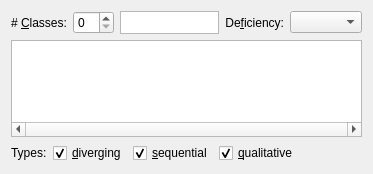
The window that source/widgetzeug/source/ColorSchemePresetsWidget.ui (cginternals/libzeug) describes before a commit, drawn with Qt 5.
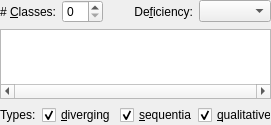
The same window after the commit. Custom widgets are drawn as their Qt base class.

Commit message:
review and refine color scheme and related widgets
* add color scheme label for previewing any scheme (remove single color
scheme view)
* encapsulate presets to data classes (and the from json featrue as
well)
* refine widgets to read only, non-owning communication with color
schemes
* refine drawing in graphics item (support margin and padding, align
brush, ...)

```diff
--- a/source/widgetzeug/source/ColorSchemePresetsWidget.ui
+++ b/source/widgetzeug/source/ColorSchemePresetsWidget.ui
@@ -6,15 +6,39 @@
    <rect>
     <x>0</x>
     <y>0</y>
-    <width>373</width>
-    <height>174</height>
+    <width>271</width>
+    <height>122</height>
    </rect>
   </property>
+  <property name="minimumSize">
+   <size>
+    <width>271</width>
+    <height>0</height>
+   </size>
+  </property>
   <property name="windowTitle">
    <string>Color Scheme Presets</string>
   </property>
   <layout class="QGridLayout" name="gridLayout">
-   <item row="2" column="0" colspan="5">
+   <property name="leftMargin">
+    <number>0</number>
+   </property>
+   <property name="topMargin">
+    <number>0</number>
+   </property>
+   <property name="rightMargin">
+    <number>0</number>
+   </property>
+   <property name="bottomMargin">
+    <number>0</number>
+   </property>
+   <item row="0" column="3">
+    <widget class="QComboBox" name="deficiencyComboBox"/>
+   </item>
+   <item row="0" column="1">
+    <widget class="QSpinBox" name="classesSpinBox"/>
+   </item>
+   <item row="2" column="0" colspan="4">
     <layout class="QHBoxLayout" name="horizontalLayout">
      <item>
       <widget class="QLabel" name="typesLabel">
@@ -60,7 +84,7 @@
        </property>
        <property name="sizeHint" stdset="0">
         <size>
-         <width>123</width>
+         <width>63</width>
          <height>17</height>
         </size>
        </property>
@@ -68,29 +92,32 @@
      </item>
     </layout>
    </item>
-   <item row="3" column="0">
-    <spacer name="verticalSpacer">
-     <property name="orientation">
-      <enum>Qt::Vertical</enum>
+   <item row="0" column="0">
+    <widget class="QLabel" name="classesLabel">
+     <property name="text">
+      <string># &amp;Classes:</string>
      </property>
-     <property name="sizeHint" stdset="0">
-      <size>
-       <width>20</width>
-       <height>0</height>
-      </size>
+     <property name="alignment">
+      <set>Qt::AlignRight|Qt::AlignTrailing|Qt::AlignVCenter</set>
      </property>
-    </spacer>
+     <property name="buddy">
+      <cstring>classesSpinBox</cstring>
+     </property>
+    </widget>
    </item>
-   <item row="0" column="4">
-    <widget class="QComboBox" name="deficiencyComboBox"/>
-   </item>
-   <item row="1" column="0" colspan="5">
+   <item row="1" column="0" colspan="4">
     <widget class="widgetzeug::ColorSchemeGraphicsView" name="graphicsView">
+     <property name="sizePolicy">
+      <sizepolicy hsizetype="Expanding" vsizetype="Preferred">
+       <horstretch>0</horstretch>
+       <verstretch>0</verstretch>
+      </sizepolicy>
+     </property>
      <property name="autoFillBackground">
       <bool>false</bool>
      </property>
      <property name="frameShadow">
-      <enum>QFrame::Plain</enum>
+      <enum>QFrame::Sunken</enum>
      </property>
      <property name="verticalScrollBarPolicy">
       <enum>Qt::ScrollBarAlwaysOff</enum>
@@ -106,30 +133,7 @@
      </property>
     </widget>
    </item>
-   <item row="0" column="0">
-    <widget class="QLabel" name="classesLabel">
-     <property name="text">
-      <string># &amp;Classes:</string>
-     </property>
-     <property name="buddy">
-      <cstring>classesSpinBox</cstring>
-     </property>
-    </widget>
-   </item>
-   <item row="0" column="1">
-    <widget class="QSpinBox" name="classesSpinBox"/>
-   </item>
    <item row="0" column="2">
-    <widget class="widgetzeug::SingleColorSchemeGraphicsView" name="colorSchemePreview">
-     <property name="sizePolicy">
-      <sizepolicy hsizetype="Preferred" vsizetype="Ignored">
-       <horstretch>0</horstretch>
-       <verstretch>0</verstretch>
-      </sizepolicy>
-     </property>
-    </widget>
-   </item>
-   <item row="0" column="3">
     <widget class="QLabel" name="deficiencyLabel">
      <property name="sizePolicy">
       <sizepolicy hsizetype="Expanding" vsizetype="Preferred">
@@ -156,11 +160,6 @@
    <extends>QGraphicsView</extends>
    <header>ColorSchemeGraphicsView.h</header>
   </customwidget>
-  <customwidget>
-   <class>widgetzeug::SingleColorSchemeGraphicsView</class>
-   <extends>QGraphicsView</extends>
-   <header>SingleColorSchemeGraphicsView.h</header>
-  </customwidget>
  </customwidgets>
  <tabstops>
   <tabstop>classesSpinBox</tabstop>
```
Left out of the diff: 1 changed line with no effect on the pictures. The commit also changes 18 other files.
